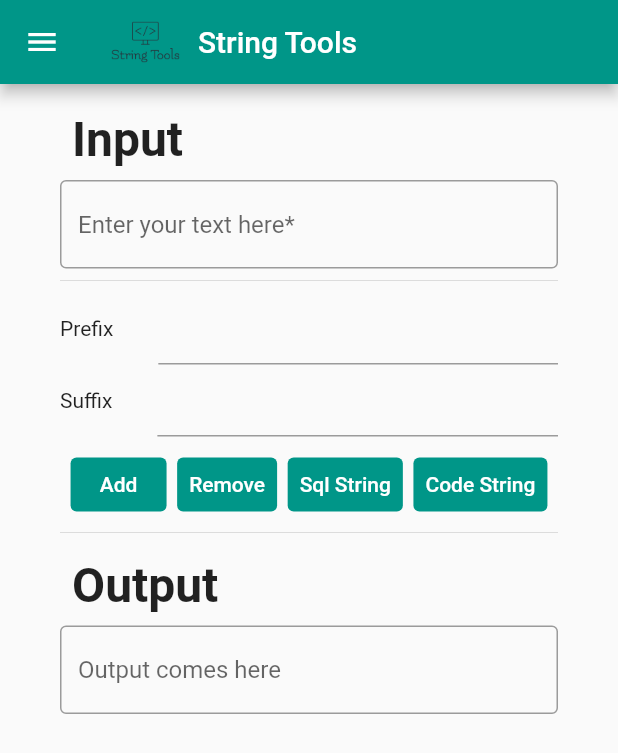
After one commit to imviplovemittal/StringTools, a Flutter app: the PrefixSuffixPage screen opened by its route, on a phone screen of 412 x 824 dp. The commit adds this screen. Shown: the top 753 px of the screen. Run offline on Flutter 3.47's test engine with Material 2 defaults, Android fonts, the phone set to English and light mode, and no system bars; our stand-ins replace bot_toast; missing offline and left inert: dart:html.

Commit message:
prefix_suffix addition

```diff
--- a/lib/collate.dart
+++ b/lib/collate.dart
@@ -36,6 +36,7 @@ class _CollatePageState extends State<CollatePage> {
 
     return Scaffold(
       appBar: buildAppBar(context),
+      drawer: customDrawer(height > width),
       body: SingleChildScrollView(
         child: Padding(
           padding: EdgeInsets.symmetric(vertical: 10.0, horizontal: putPadding ? (width * 0.2) : 40.0),
--- a/lib/homepage.dart
+++ b/lib/homepage.dart
@@ -59,6 +59,7 @@ class _HomePageState extends State<HomePage> {
 
     return Scaffold(
       appBar: buildAppBar(context),
+      drawer: customDrawer(height > width),
       body: SingleChildScrollView(
         child: Padding(
           padding: EdgeInsets.symmetric(vertical: 10.0, horizontal: putPadding ? (width * 0.2) : 40.0),
--- a/lib/main.dart
+++ b/lib/main.dart
@@ -5,6 +5,7 @@ import 'package:stringtools/listTools.dart';
 import 'package:stringtools/splitToLines.dart';
 
 import 'collate.dart';
+import 'prefix_suffix.dart';
 
 void main() {
   runApp(MyApp());
@@ -26,7 +27,8 @@ class MyApp extends StatelessWidget {
         '/': (context) => HomePage(),
         '/collate': (context) => CollatePage(),
         '/split-to-lines': (context) => SplitToLinesPage(),
-        '/list-tools': (context) => ListToolsPage()
+        '/list-tools': (context) => ListToolsPage(),
+        '/prefix-suffix': (context) => PrefixSuffixPage()
       },
     );
   }
--- /dev/null
+++ b/lib/prefix_suffix.dart
@@ -0,0 +1,176 @@
+import 'package:flutter/material.dart';
+
+import 'components/appbar.dart';
+
+class PrefixSuffixPage extends StatefulWidget {
+  @override
+  _PrefixSuffixPageState createState() => _PrefixSuffixPageState();
+}
+
+class _PrefixSuffixPageState extends State<PrefixSuffixPage> {
+  final inputTextController = TextEditingController();
+  final prefixTextController = TextEditingController();
+  final suffixTextController = TextEditingController();
+  final outputTextController = TextEditingController();
+
+  addPrefix({String? prefixAuto, String? suffixAuto}) {
+    final inputText = inputTextController.text;
+    final prefix = prefixAuto ?? prefixTextController.text;
+    final suffix = suffixAuto ?? suffixTextController.text;
+
+    final outputString = inputText.split("\n").map((e) => "$prefix$e$suffix").join("\n");
+    outputTextController.text = (prefixAuto == null) ? outputString : outputString.substring(0, outputString.length - 1);
+  }
+
+  sql() {
+    addPrefix(prefixAuto: "'", suffixAuto: "',");
+  }
+
+  code() {
+    addPrefix(prefixAuto: "\"", suffixAuto: "\",");
+  }
+
+  removePrefix() {
+    final inputText = inputTextController.text;
+    final prefix = prefixTextController.text;
+    final suffix = suffixTextController.text;
+
+    outputTextController.text = inputText.split("\n").map((e) => removeSinglePrefixSuffix(e, prefix, suffix)).join("\n");
+  }
+
+  String removeSinglePrefixSuffix(String s, String prefix, String suffix) {
+    var output = s;
+    if (s.startsWith(prefix)) {
+      output = s.replaceFirst(prefix, "");
+    }
+    if (output.endsWith(suffix)) {
+      output = output.substring(0, output.length - suffix.length);
+    }
+    return output;
+  }
+
+  @override
+  void dispose() {
+    inputTextController.dispose();
+    prefixTextController.dispose();
+    suffixTextController.dispose();
+    outputTextController.dispose();
+    super.dispose();
+  }
+
+  @override
+  Widget build(BuildContext context) {
+    double width = MediaQuery.of(context).size.width;
+    double height = MediaQuery.of(context).size.height;
+    bool putPadding = width > height && width > 1080;
+
+    return Scaffold(
+      appBar: buildAppBar(context),
+      drawer: customDrawer(height > width),
+      body: SingleChildScrollView(
+        child: Padding(
+          padding: EdgeInsets.symmetric(vertical: 10.0, horizontal: putPadding ? (width * 0.2) : 40.0),
+          child: Column(
+            crossAxisAlignment: CrossAxisAlignment.start,
+            children: [
+              Padding(
+                padding: const EdgeInsets.all(8.0),
+                child: Text(
+                  "Input",
+                  style: TextStyle(fontWeight: FontWeight.bold, fontSize: 32),
+                ),
+              ),
+              ConstrainedBox(
+                constraints: BoxConstraints(
+                  maxHeight: 200,
+                ),
+                child: TextField(
+                  controller: inputTextController,
+                  maxLines: null,
+                  decoration: InputDecoration(
+                    hintText: "Enter your text here*",
+                    border: OutlineInputBorder(borderSide: BorderSide(color: Colors.grey, width: 1.0)),
+                  ),
+                ),
+              ),
+              Divider(),
+              Row(
+                children: [
+                  Text("Prefix"),
+                  SizedBox(
+                    width: 30,
+                  ),
+                  Expanded(
+                    child: TextField(
+                      controller: prefixTextController,
+                    ),
+                  ),
+                ],
+              ),
+              Row(
+                children: [
+                  Text("Suffix"),
+                  SizedBox(
+                    width: 30,
+                  ),
+                  Expanded(
+                    child: TextField(
+                      controller: suffixTextController,
+                    ),
+                  ),
+                ],
+              ),
+              Padding(
+                padding: const EdgeInsets.only(top: 8.0),
+                child: Row(
+                  mainAxisAlignment: MainAxisAlignment.spaceEvenly,
+                  children: [
+                    TextButton(
+                      onPressed: addPrefix,
+                      child: Text("Add"),
+                      style: TextButton.styleFrom(primary: Colors.white, onSurface: Colors.grey, backgroundColor: Colors.teal),
+                    ),
+                    TextButton(
+                      onPressed: removePrefix,
+                      child: Text("Remove"),
+                      style: TextButton.styleFrom(primary: Colors.white, onSurface: Colors.grey, backgroundColor: Colors.teal),
+                    ),
+                    TextButton(
+                      onPressed: sql,
+                      child: Text("Sql String"),
+                      style: TextButton.styleFrom(primary: Colors.white, onSurface: Colors.grey, backgroundColor: Colors.teal),
+                    ),
+                    TextButton(
+                      onPressed: code,
+                      child: Text("Code String"),
+                      style: TextButton.styleFrom(primary: Colors.white, onSurface: Colors.grey, backgroundColor: Colors.teal),
+                    ),
+                  ],
+                ),
+              ),
+              Divider(),
+              Padding(
+                padding: const EdgeInsets.all(8.0),
+                child: Text(
+                  "Output",
+                  style: TextStyle(fontWeight: FontWeight.bold, fontSize: 32),
+                ),
+              ),
+              Container(
+                child: TextField(
+                  controller: outputTextController,
+                  maxLines: null,
+                  decoration: InputDecoration(
+                    hintText: "Output comes here",
+                    border: OutlineInputBorder(borderSide: BorderSide(color: Colors.grey, width: 1.0)),
+                  ),
+                ),
+                height: 200,
+              ),
+            ],
+          ),
+        ),
+      ),
+    );
+  }
+}
--- a/lib/splitToLines.dart
+++ b/lib/splitToLines.dart
@@ -36,6 +36,7 @@ class _SplitToLinesPageState extends State<SplitToLinesPage> {
 
     return Scaffold(
       appBar: buildAppBar(context),
+      drawer: customDrawer(height > width),
       body: SingleChildScrollView(
         child: Padding(
           padding: EdgeInsets.symmetric(vertical: 10.0, horizontal: putPadding ? (width * 0.2) : 40.0),
```
